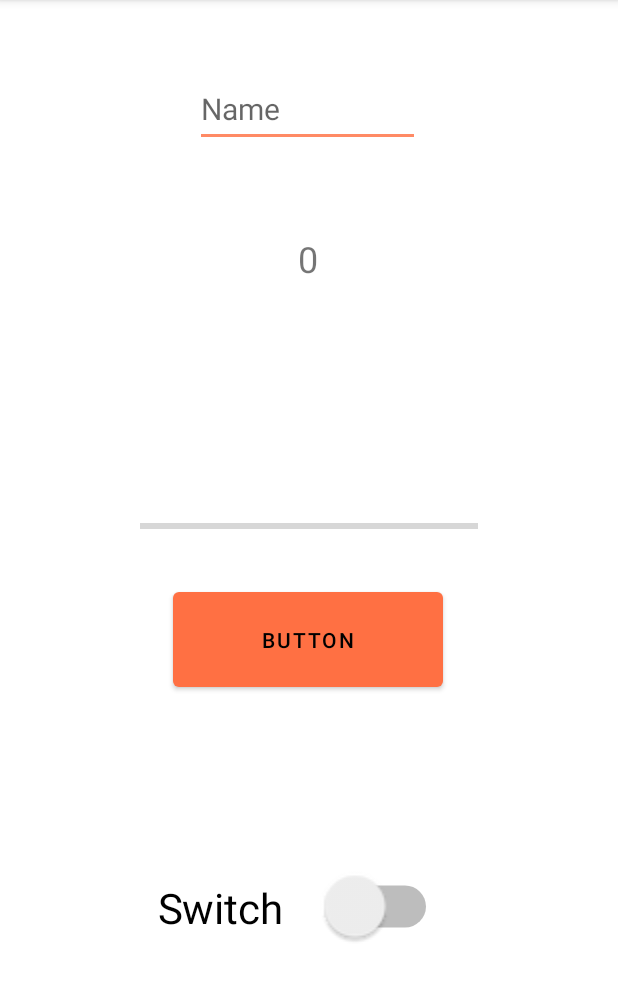
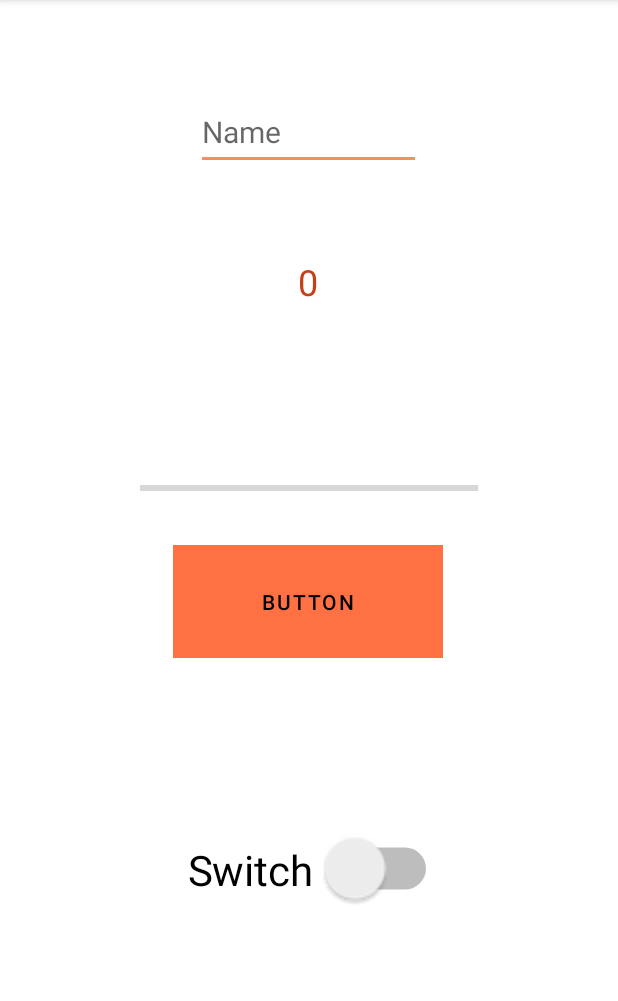
Before and after one commit to bps78/Color-Demo, an Android app: the screen it shows after launch (MainActivity), on a phone screen of 412 x 824 dp, the part 84-1085 px from its top. Run offline under Robolectric (Android 15) with nearby library versions, the phone set to English and light mode, and no system bars.

Commit message:
Added Margins and Padding

```diff
--- a/app/src/main/AndroidManifest.xml
+++ b/app/src/main/AndroidManifest.xml
@@ -14,6 +14,9 @@
         android:theme="@style/Theme.MyApplication"
         tools:targetApi="31">
         <activity
+            android:name=".GridLayoutTest"
+            android:exported="false" />
+        <activity
             android:name=".MainActivity"
             android:exported="true">
             <intent-filter>
--- a/app/src/main/java/com/example/myapplication/MainActivity.java
+++ b/app/src/main/java/com/example/myapplication/MainActivity.java
@@ -30,7 +30,7 @@ public class MainActivity extends AppCompatActivity {
             compCount++;
             progressBar.setProgress(0);
             curProgress = 0;
-            textView.setText(Integer.toString(compCount));
+            textView.setText("" + compCount);
         }
     }
 
--- a/app/src/main/res/layout/activity_main.xml
+++ b/app/src/main/res/layout/activity_main.xml
@@ -4,6 +4,14 @@
     xmlns:tools="http://schemas.android.com/tools"
     android:layout_width="match_parent"
     android:layout_height="match_parent"
+    android:layout_marginLeft="@dimen/margLeft"
+    android:layout_marginTop="@dimen/margTop"
+    android:layout_marginRight="@dimen/margRight"
+    android:layout_marginBottom="@dimen/margBottom"
+    android:paddingLeft="@dimen/padLeft"
+    android:paddingTop="@dimen/padTop"
+    android:paddingRight="@dimen/padRight"
+    android:paddingBottom="@dimen/padBottom"
     tools:context=".MainActivity">
 
     <TextView
@@ -13,6 +21,7 @@
         android:layout_marginTop="156dp"
         android:text="@string/testWord"
         android:textAlignment="center"
+        android:textColor="@color/primaryDarkColor"
         android:textSize="@dimen/TextViewFontSize"
         app:layout_constraintEnd_toEndOf="parent"
         app:layout_constraintHorizontal_bias="0.498"
@@ -38,6 +47,7 @@
         android:layout_width="@dimen/buttonWidth"
         android:layout_height="@dimen/buttonHeight"
         android:layout_marginBottom="304dp"
+        android:background="@drawable/ic_launcher_background"
         android:onClick="buttonPress"
         android:text="Button"
         app:layout_constraintBottom_toBottomOf="parent"
@@ -51,6 +61,7 @@
         android:layout_width="@dimen/sliderWidth"
         android:layout_height="71dp"
         android:layout_marginBottom="128dp"
+        android:gravity="center|right"
         android:scaleX="2"
         android:scaleY="2"
         android:text="Switch"
@@ -66,6 +77,7 @@
         android:layout_height="43dp"
         android:layout_marginBottom="16dp"
         android:max="100"
+        android:progressTint="@color/secondaryDarkColor"
         app:layout_constraintBottom_toTopOf="@+id/button"
         app:layout_constraintEnd_toEndOf="parent"
         app:layout_constraintStart_toStartOf="parent" />
--- a/app/src/main/res/values/dimens.xml
+++ b/app/src/main/res/values/dimens.xml
@@ -11,4 +11,12 @@
     <dimen name="numViewFontSize">26sp</dimen>
     <dimen name="sliderWidth">100dp</dimen>
     <dimen name="sliderHeight">70dp</dimen>
+    <dimen name="margRight">20dp</dimen>
+    <dimen name="margLeft">20dp</dimen>
+    <dimen name="margTop">10dp</dimen>
+    <dimen name="margBottom">20dp</dimen>
+    <dimen name="padTop">5dp</dimen>
+    <dimen name="padBottom">5dp</dimen>
+    <dimen name="padLeft">5dp</dimen>
+    <dimen name="padRight">5dp</dimen>
 </resources>
```
Also changed, not shown: app/src/main/java/com/example/myapplication/GridLayoutTest.java (added, +14 -0 lines), app/src/main/res/layout/activity_grid_layout_test.xml (added, +9 -0 lines).
